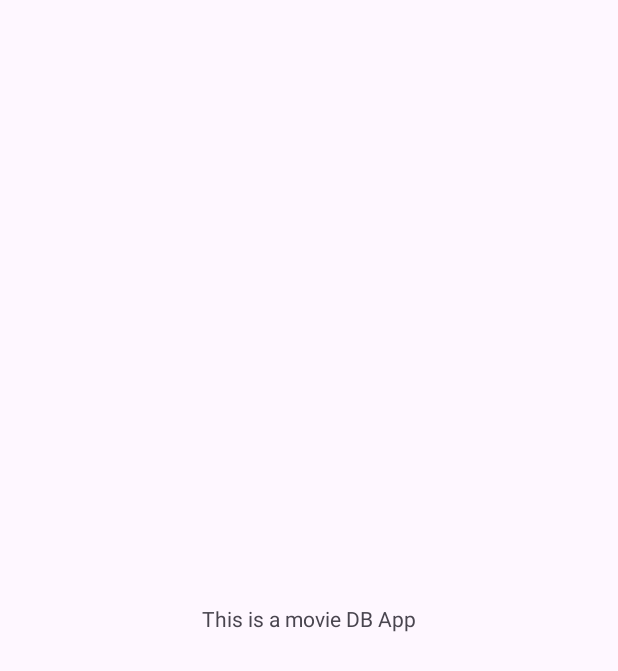
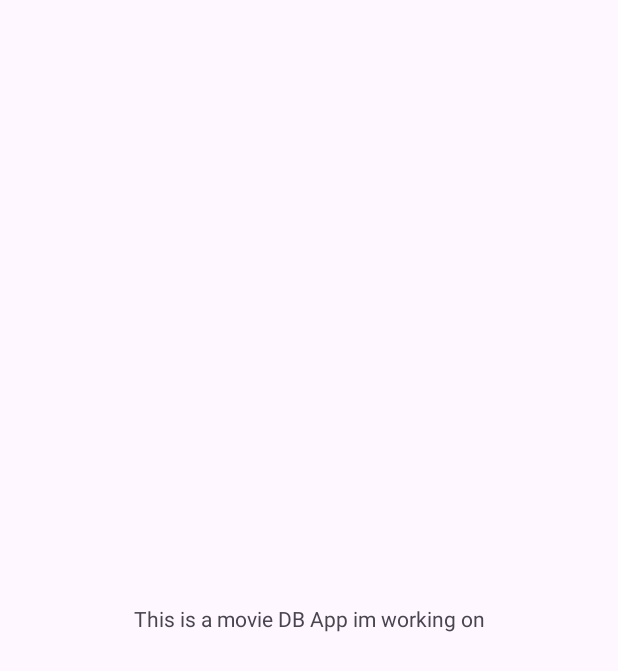
Before and after one commit to ritesh423/MovieDB, an Android app: the screen it shows after launch (MainActivity), on a phone screen of 412 x 824 dp. Before the commit the part shown is almost empty. Shown: the top 671 px of the screen. Run offline under Robolectric (Android 15) with nearby library versions, the phone set to English and light mode, and no system bars.

Commit message:
Change text

```diff
--- a/app/src/main/res/layout/activity_main.xml
+++ b/app/src/main/res/layout/activity_main.xml
@@ -10,7 +10,7 @@
     <TextView
         android:layout_width="wrap_content"
         android:layout_height="wrap_content"
-        android:text="This is a movie DB App"
+        android:text="This is a movie DB App im working on"
         app:layout_constraintBottom_toBottomOf="parent"
         app:layout_constraintEnd_toEndOf="parent"
         app:layout_constraintStart_toStartOf="parent"
```
